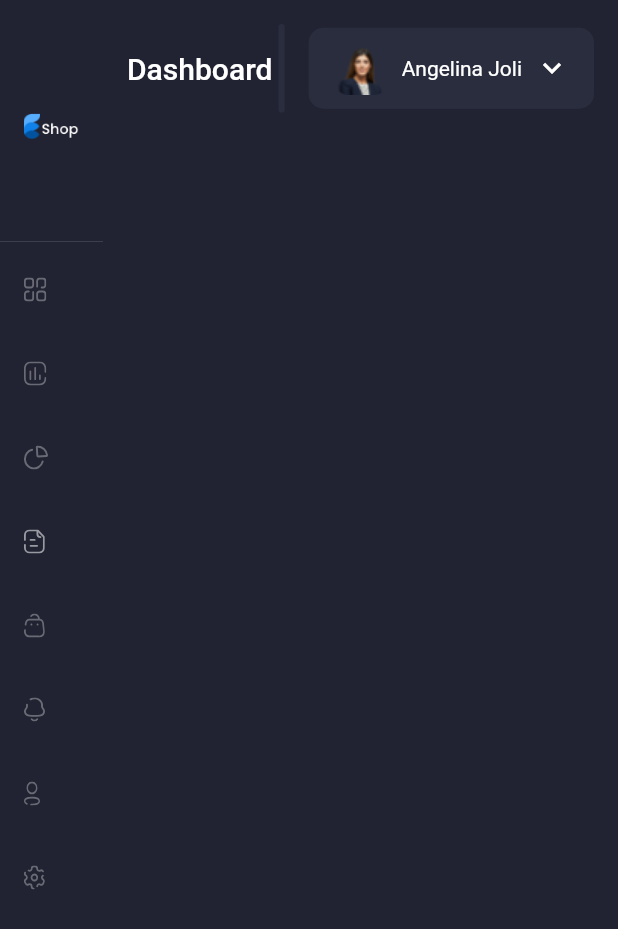
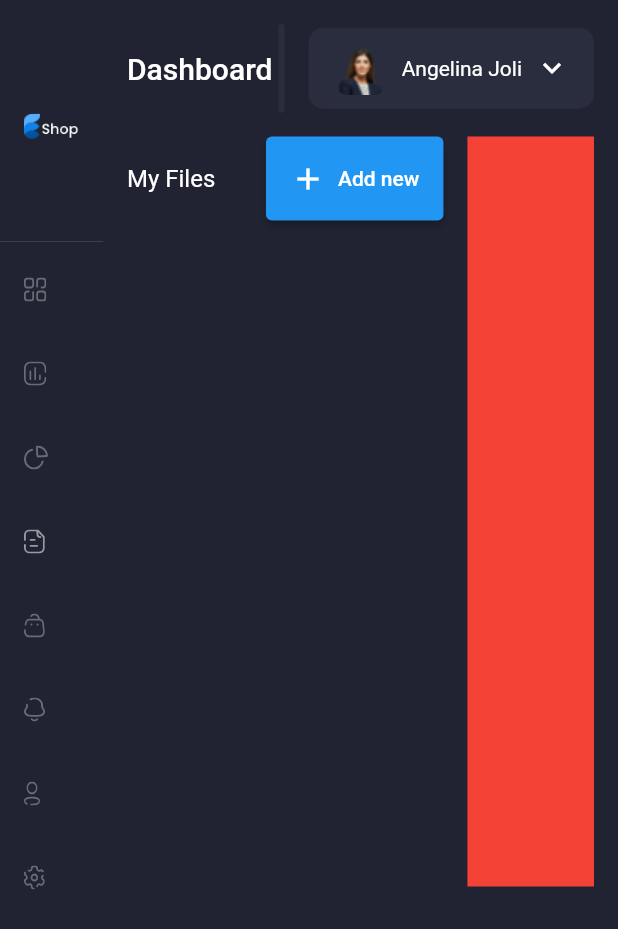
Before and after one commit to minhdinhtv761/flutter_responsive_admin_panel_or_dashboard_CLONE, a Flutter app: the screen it shows after launch, on a phone screen of 412 x 824 dp. Shown: the top 929 px of the screen. Run offline on Flutter 3.47's test engine with Material 2 defaults, Android fonts, the phone set to English and light mode, and no system bars; our stand-ins replace flutter_svg.

Commit message:
MY FILES HEADER - DASHBOARD
- Create my files header with button addnew

```diff
--- a/lib/screens/dashboard/components/dashboard_header.dart
+++ b/lib/screens/dashboard/components/dashboard_header.dart
@@ -68,9 +68,7 @@ class DashboardHeader extends StatelessWidget {
                 padding: EdgeInsets.symmetric(
                   horizontal: defaultPadding * 0.5,
                 ),
-                child: Text(
-                  'Angelina Joli',
-                ),
+                child: Text('Angelina Joli'),
               ),
               Icon(Icons.keyboard_arrow_down),
             ],
--- /dev/null
+++ b/lib/screens/dashboard/components/my_files.dart
@@ -0,0 +1,38 @@
+import 'package:flutter/material.dart';
+
+import '../../../constants.dart';
+
+class MyFiles extends StatelessWidget {
+  const MyFiles({
+    Key? key,
+  }) : super(key: key);
+
+  @override
+  Widget build(BuildContext context) {
+    return Column(
+      children: <Widget>[
+        Row(
+          mainAxisAlignment: MainAxisAlignment.spaceBetween,
+          children: <Widget>[
+            Text(
+              'My Files',
+              style: Theme.of(context).textTheme.subtitle1,
+            ),
+            ElevatedButton.icon(
+              onPressed: () {},
+              style: ElevatedButton.styleFrom(
+                padding: EdgeInsets.symmetric(
+                  horizontal: defaultPadding,
+                  vertical: defaultPadding,
+                ),
+              ),
+              icon: Icon(Icons.add),
+              label: Text('Add new'),
+            ),
+          ],
+        ),
+        SizedBox(height: defaultPadding),
+      ],
+    );
+  }
+}
--- a/lib/screens/dashboard/dashboard_screen.dart
+++ b/lib/screens/dashboard/dashboard_screen.dart
@@ -3,6 +3,7 @@ import 'package:flutter/material.dart';
 
 import '../../constants.dart';
 import 'components/dashboard_header.dart';
+import 'components/my_files.dart';
 
 class DashboardScreen extends StatelessWidget {
   const DashboardScreen({
@@ -17,6 +18,28 @@ class DashboardScreen extends StatelessWidget {
         child: Column(
           children: <Widget>[
             DashboardHeader(),
+            SizedBox(height: defaultPadding),
+            Row(
+              crossAxisAlignment: CrossAxisAlignment.start,
+              children: <Widget>[
+                Expanded(
+                  flex: 5,
+                  child: Column(
+                    children: <Widget>[
+                      MyFiles(),
+                    ],
+                  ),
+                ),
+                SizedBox(width: defaultPadding),
+                Expanded(
+                  flex: 2,
+                  child: Container(
+                    color: Colors.red,
+                    height: 500.0,
+                  ),
+                ),
+              ],
+            ),
           ],
         ),
       ),
```
